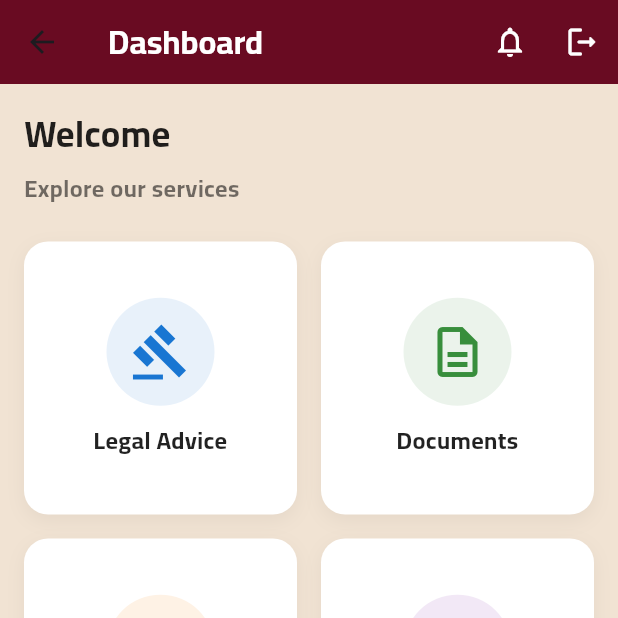
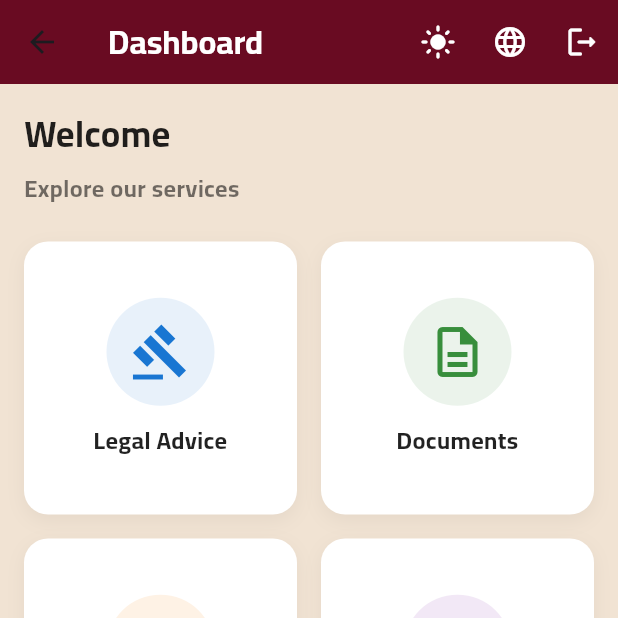
Before and after one commit to MosalahDJ/TradeLaw, a Flutter app: the HomePage screen opened by its route, on a phone screen of 412 x 824 dp, the top half of it. Run offline on Flutter 3.47's test engine with Material 3 defaults, Android fonts, the phone set to English and light mode, and no system bars; our stand-ins replace awesome_dialog, get, shared_preferences; accounts and stored records are empty.

Commit message:
refactor(auth): simplify sign-in form validation and update UI icons
Remove unnecessary fields from sign-in form validation to streamline the process. Update UI icons in the home page to reflect new functionalities. Adjust translation keys and messages for better clarity and consistency. Connect social login buttons to the sign-in controller for proper functionality.

```diff
--- a/lib/core/localization/translations.dart
+++ b/lib/core/localization/translations.dart
@@ -69,7 +69,8 @@ class Messages extends Translations {
 
       // Registration
       'create_account': 'Create Your Account',
-      'fill_form': 'Please complete the form below',
+      'fill_form_title': 'Fill the form',
+      'fill_form': 'Please complete the form',
       'first_name': 'First Name',
       'last_name': 'Last Name',
       'enter_first_name': 'Enter your first name',
@@ -153,7 +154,8 @@ class Messages extends Translations {
 
       // Sign Up Page
       'create_account': 'إنشاء حسابك',
-      'fill_form': 'يرجى ملء النموذج أدناه',
+      'fill_form_title': 'ملء النموذج',
+      'fill_form': 'يرجى ملء النموذج ',
       'first_name': 'الاسم الأول',
       'last_name': 'اسم العائلة',
       'enter_first_name': 'أدخل اسمك الأول',
@@ -239,7 +241,8 @@ class Messages extends Translations {
 
       // Sign Up Page
       'create_account': 'Créez votre compte',
-      'fill_form': 'Veuillez remplir le formulaire ci-dessous',
+      'fill_form_title': 'remplir le formulaire',
+      'fill_form': 'Veuillez remplir le formulaire',
       'first_name': 'Prénom',
       'last_name': 'Nom',
       'enter_first_name': 'Entrez votre prénom',
--- a/lib/features/view/home/home_page.dart
+++ b/lib/features/view/home/home_page.dart
@@ -22,7 +22,13 @@ class HomePage extends StatelessWidget {
         ),
         actions: [
           IconButton(
-            icon: Icon(Icons.notifications_outlined, color: Colors.white),
+            icon: Icon(Icons.light_mode, color: Colors.white),
+            onPressed: () {
+              // Handle notifications
+            },
+          ),
+          IconButton(
+            icon: Icon(Icons.language_rounded, color: Colors.white),
             onPressed: () {
               // Handle notifications
             },
```
Also changed, not shown: lib/features/view model/auth controller/signincontroller.dart (+4 -8 lines), lib/features/view/auth/login page/widgets/login_body.dart (+1 -71 lines), lib/features/view/auth/signin page/widgets/signin_body.dart (+9 -3 lines).
